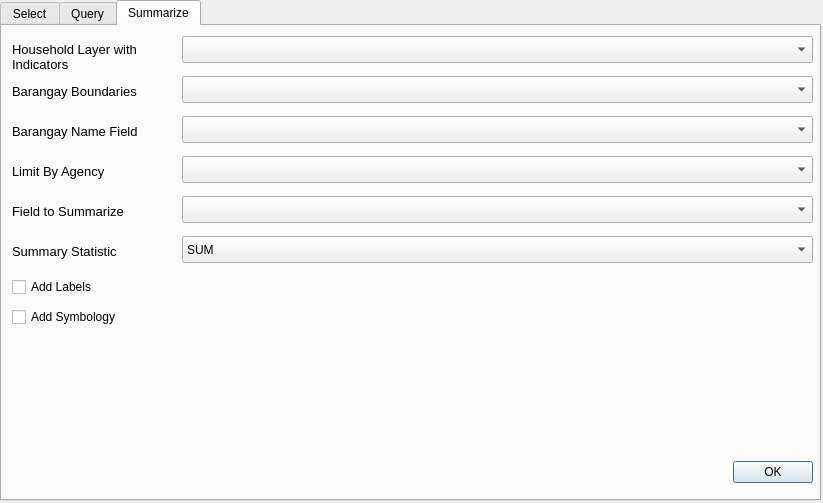
Before: the Qt Designer form mhcvam_household_dialog.ui in benhur07b/mhcvam, drawn with Qt 5.
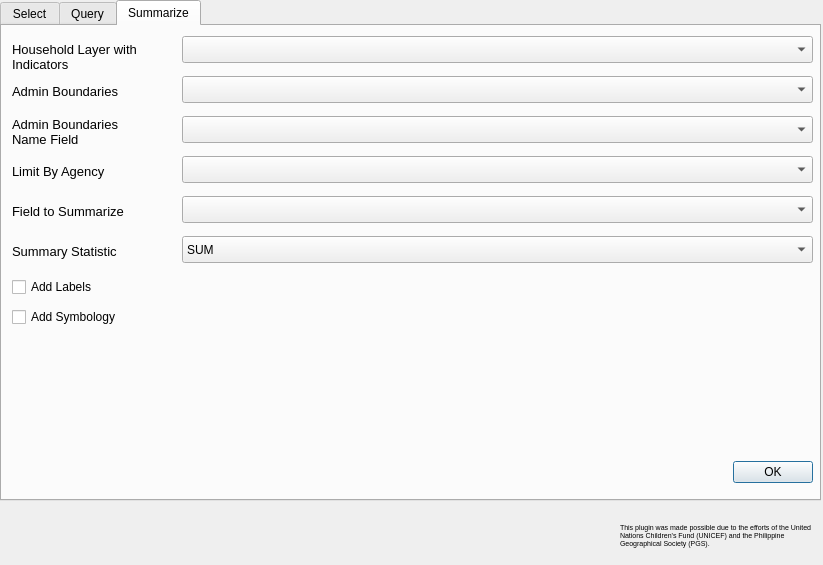
After: the same form once the commit is applied. The open tabs and pages were chosen to show the change. Icons and pictures are not drawn. Custom widgets are drawn as their Qt base class.

The edit to the form file:
```diff
--- a/mhcvam_household_dialog.ui
+++ b/mhcvam_household_dialog.ui
@@ -7,7 +7,7 @@
     <x>0</x>
     <y>0</y>
     <width>823</width>
-    <height>503</height>
+    <height>565</height>
    </rect>
   </property>
   <property name="sizePolicy">
@@ -19,13 +19,13 @@
   <property name="minimumSize">
    <size>
     <width>823</width>
-    <height>503</height>
+    <height>565</height>
    </size>
   </property>
   <property name="maximumSize">
    <size>
     <width>823</width>
-    <height>503</height>
+    <height>565</height>
    </size>
   </property>
   <property name="windowTitle">
@@ -714,7 +714,7 @@
       <rect>
        <x>10</x>
        <y>90</y>
-       <width>161</width>
+       <width>121</width>
        <height>31</height>
       </rect>
      </property>
@@ -733,7 +733,7 @@
       <enum>QFrame::Plain</enum>
      </property>
      <property name="text">
-      <string>Barangay Name Field</string>
+      <string>Admin Boundaries Name Field</string>
      </property>
      <property name="wordWrap">
       <bool>true</bool>
@@ -918,7 +918,7 @@
       <enum>QFrame::Plain</enum>
      </property>
      <property name="text">
-      <string>Barangay Boundaries</string>
+      <string>Admin Boundaries</string>
      </property>
      <property name="wordWrap">
       <bool>true</bool>
@@ -965,6 +965,74 @@
     </widget>
    </widget>
   </widget>
+  <widget class="QLabel" name="logounicef">
+   <property name="geometry">
+    <rect>
+     <x>10</x>
+     <y>510</y>
+     <width>201</width>
+     <height>51</height>
+    </rect>
+   </property>
+   <property name="text">
+    <string/>
+   </property>
+   <property name="pixmap">
+    <pixmap>img/logos/unicef-logo.png</pixmap>
+   </property>
+  </widget>
+  <widget class="QLabel" name="logopgs">
+   <property name="geometry">
+    <rect>
+     <x>220</x>
+     <y>510</y>
+     <width>51</width>
+     <height>51</height>
+    </rect>
+   </property>
+   <property name="text">
+    <string/>
+   </property>
+   <property name="pixmap">
+    <pixmap>img/logos/pgs-logo.png</pixmap>
+   </property>
+  </widget>
+  <widget class="QLabel" name="label">
+   <property name="geometry">
+    <rect>
+     <x>620</x>
+     <y>510</y>
+     <width>201</width>
+     <height>51</height>
+    </rect>
+   </property>
+   <property name="font">
+    <font>
+     <pointsize>5</pointsize>
+     <weight>50</weight>
+     <italic>false</italic>
+     <bold>false</bold>
+    </font>
+   </property>
+   <property name="layoutDirection">
+    <enum>Qt::LeftToRight</enum>
+   </property>
+   <property name="text">
+    <string>This plugin was made possible due to the efforts of the United Nations Children's Fund (UNICEF) and the Philippine Geographical Society (PGS).</string>
+   </property>
+   <property name="scaledContents">
+    <bool>false</bool>
+   </property>
+   <property name="alignment">
+    <set>Qt::AlignLeading|Qt::AlignLeft|Qt::AlignVCenter</set>
+   </property>
+   <property name="wordWrap">
+    <bool>true</bool>
+   </property>
+   <property name="margin">
+    <number>4</number>
+   </property>
+  </widget>
  </widget>
  <customwidgets>
   <customwidget>
```
Left out of the diff: 4 changed lines with no effect on the pictures.
